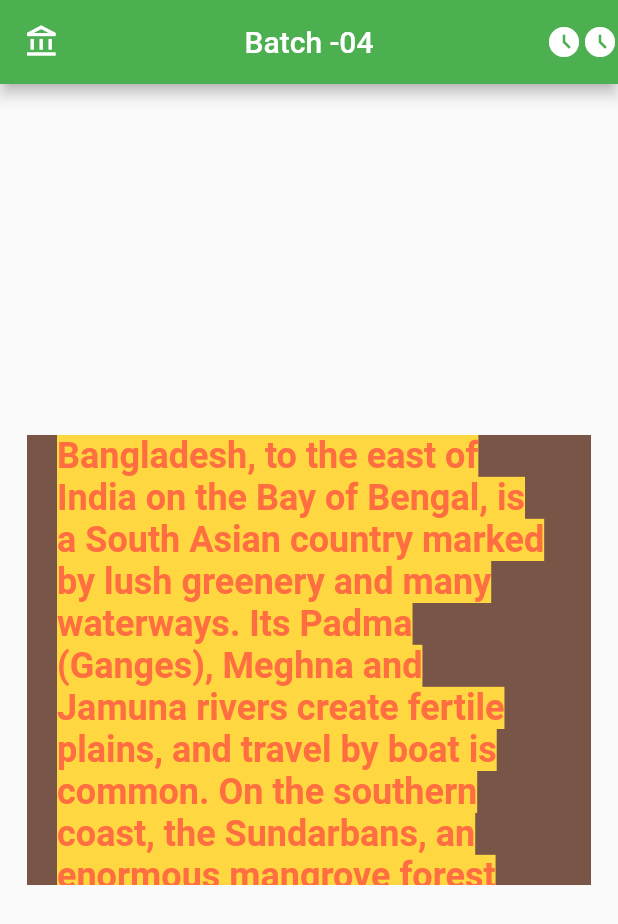
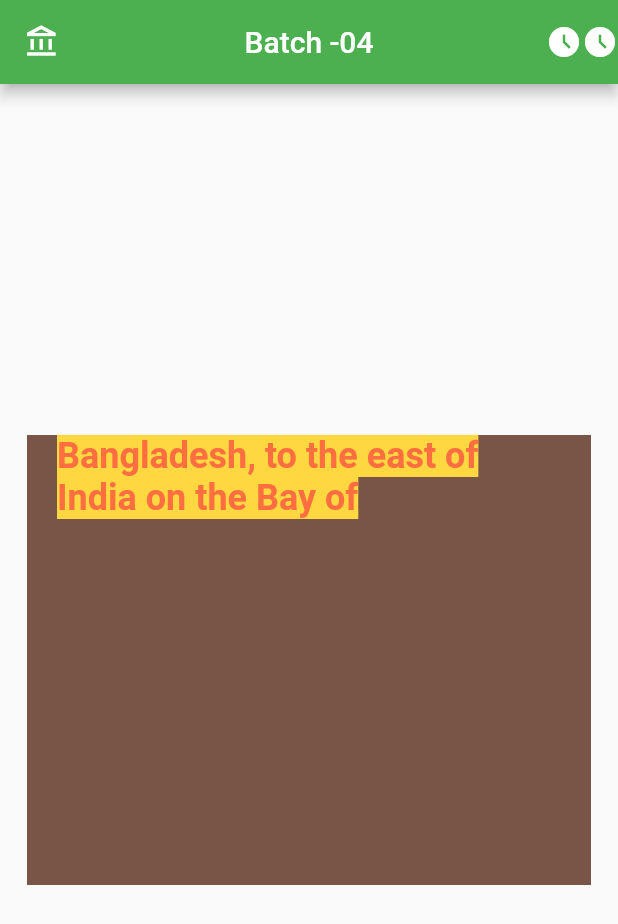
Before and after one commit to jihanislam007/ict_flutter_development_batch4, a Flutter app: the screen it shows after launch, on a phone screen of 412 x 824 dp. Shown: the top 924 px of the screen. Run offline on Flutter 3.47's test engine with Material 2 defaults, Android fonts, the phone set to English and light mode, and no system bars.

Commit message:
class -5

```diff
--- a/lib/main.dart
+++ b/lib/main.dart
@@ -30,15 +30,7 @@ class jomshedAli extends StatelessWidget {
                   child: Padding(
                     padding: const EdgeInsets.only(left: 20,right: 30),
                     child: Text(
-                      "Bangladesh, to the east of India on the Bay of "
-                          "Bengal, is a South Asian country marked by "
-                          "lush greenery and many waterways. Its "
-                          "Padma (Ganges), Meghna and Jamuna rivers "
-                          "create fertile plains, and travel by boat "
-                          "is common. On the southern coast, the "
-                          "Sundarbans, an enormous mangrove forest "
-                          "shared with Eastern India, is home to the "
-                          "royal Bengal tiger.",
+                      "Bangladesh, to the east of India on the Bay of ",
                       style: TextStyle(
                           fontSize: 24,
                           color: Colors.deepOrangeAccent,
```
